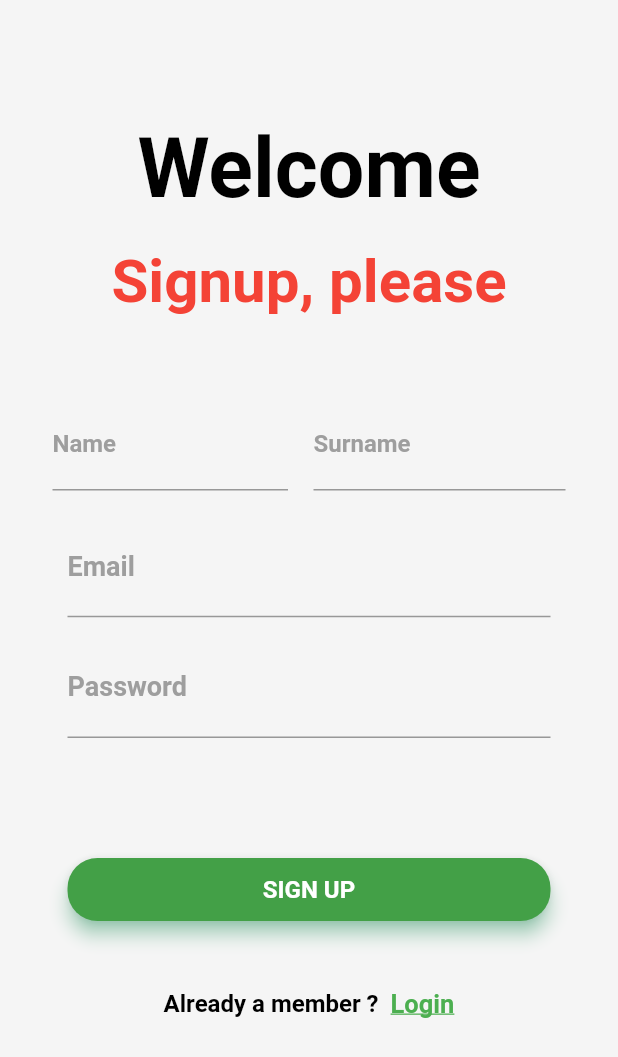
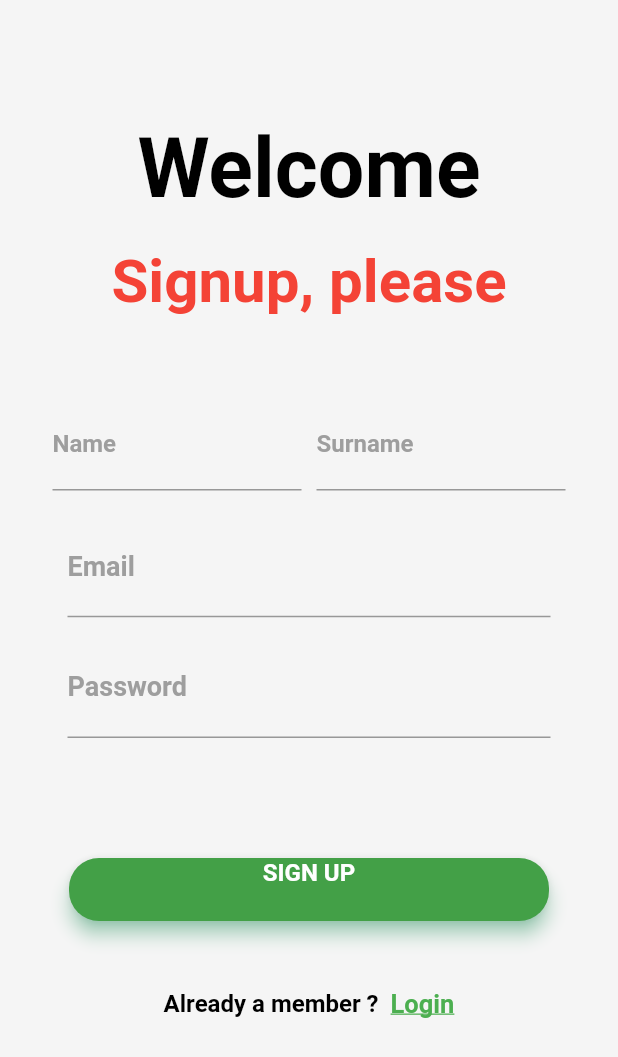
Before and after one commit to Akashsri3bi/ZeroHunger, a Flutter app: the screen it shows after launch, after a tap on "Signup", on a phone screen of 412 x 824 dp. Shown: the top 1057 px of the screen. Run offline on Flutter 3.47's test engine with Material 2 defaults, Android fonts, the phone set to English and light mode, and no system bars; our stand-ins replace cloud_firestore, firebase_auth, firebase_core, font_awesome_flutter, geocoding, geolocator and 3 more; accounts and stored records are empty; network calls fail; Roboto replaces fonts that are missing (Helvetica, Montserrat, cursive).

Commit message:
login signup update
ratio alignment,
loading indicator
button update

```diff
--- a/hunger/lib/screens/login.dart
+++ b/hunger/lib/screens/login.dart
@@ -14,6 +14,7 @@ class _LoginState extends State<Login> {
   final TextEditingController passwordController = TextEditingController();
 
   AuthService authService = AuthService();
+  bool loadingIsVisible = false;
 
   @override
   Widget build(BuildContext context) {
@@ -23,28 +24,36 @@ class _LoginState extends State<Login> {
           children: [
             Container(
               padding: const EdgeInsets.only(top: 80),
-                child: const Center(
+              child: const Flexible(
+                flex: 1,
+                fit: FlexFit.tight,
+                child: Center(
                   child: Text("Welcome",
                       style: TextStyle(
                         fontSize: 55,
                         fontWeight: FontWeight.bold,
-                      )),
-                )),
+                      )
+                  ),
+                ),
+              ),
+            ),
             Container(
               padding: const EdgeInsets.symmetric(
                   vertical: 10,
                   horizontal: 20
               ),
-              child: Stack(
-                children: [
-                  Container(
+              child: Flexible(
+                flex: 1,
+                fit: FlexFit.tight,
+                child: Container(
                   child: const Text("Login, please",
                     style: TextStyle(
                       fontSize: 40,
                       color: Colors.red,
                       fontWeight: FontWeight.bold,
-                          ))),
-                ],
+                    ),
+                  ),
+                ),
               ),
             ),
             Container(
@@ -116,8 +125,11 @@ class _LoginState extends State<Login> {
             ),
             const SizedBox(height: 30.0),
             Container(
-              padding: const EdgeInsetsDirectional.fromSTEB(45, 0, 45, 0),
               height: 42,
+              width: 320,
+              child: Flexible(
+                flex: 1,
+                fit: FlexFit.tight,
                 child: Material(
                   borderRadius: BorderRadius.circular(20),
                   shadowColor: Colors.greenAccent,
@@ -125,15 +137,28 @@ class _LoginState extends State<Login> {
                   elevation: 5,
                   child: GestureDetector(
                     onTap: () async {
-                    await authService.signIn(emailController.text, passwordController.text).then((value)
+                      if (emailController.text != '' &&
+                          passwordController.text != '' )
                       {
+                        setState(() {
+                          loadingIsVisible = true;
+                        });
+                      }
+
+                      await authService.signIn(
+                          emailController.text, passwordController.text).then((value)
+                      {
+                        setState(() {
+                          loadingIsVisible = false;
+                        });
                         return Navigator.push(context, MaterialPageRoute(
                             builder: (context) => Home()));
                       });
                     },
-                  child: const Center(
+                    child: const Expanded(
                       child: Text(
                         'LOGIN',
+                        textAlign: TextAlign.center,
                         style: TextStyle(
                             color: Colors.white,
                             fontSize: 16,
@@ -144,10 +169,14 @@ class _LoginState extends State<Login> {
                   ),
                 ),
               ),
+            ),
             const SizedBox(height: 25),
             Container(
               padding: const EdgeInsetsDirectional.fromSTEB(45, 0, 45, 0),
               height: 42,
+              child: Flexible(
+                flex: 1,
+                fit: FlexFit.tight,
                 child: Container(
                   decoration: BoxDecoration(
                     border: Border.all(
@@ -175,6 +204,7 @@ class _LoginState extends State<Login> {
                         ),
                       ),
                     ],
+                  ),
                 ),
               ),
             ),
@@ -210,6 +240,19 @@ class _LoginState extends State<Login> {
                     )),
               ],
             ),
+            const SizedBox(
+              height: 20,
+            ),
+            SizedBox(
+              height: 50,
+              width: 50,
+              child: Visibility(
+                visible: loadingIsVisible,
+                child: const CircularProgressIndicator(
+                  strokeWidth: 7,
+                ),
+              ),
+            ),
           ],
         ),
       ),
--- a/hunger/lib/screens/signup.dart
+++ b/hunger/lib/screens/signup.dart
@@ -1,5 +1,6 @@
 import 'package:flutter/cupertino.dart';
 import 'package:flutter/material.dart';
+import 'package:flutter/widgets.dart';
 import 'package:hunger/screens/login.dart';
 import 'package:hunger/service/auth.dart';
 import 'package:hunger/screens/home.dart';
@@ -17,21 +18,27 @@ class _SignupState extends State<Signup> {
   final TextEditingController passwordController = TextEditingController();
 
   AuthService authService = AuthService();
+  bool loadingIsVisible = false;
 
   @override
   Widget build(BuildContext context) {
     return Scaffold(
       body: SingleChildScrollView(
         child: Column(
-                children: [
+          children: <Widget> [
             Container(
               padding: const EdgeInsets.only(top: 80),
-                      child: const Center(
+              child: const Flexible(
+                flex: 1,
+                fit: FlexFit.tight,
+                child: Center(
                   child: Text("Welcome",
                     style: TextStyle(
                       fontSize: 55,
                       fontWeight: FontWeight.bold,
-                            ),),
+                    ),
+                  ),
+                ),
               ),
             ),
             Container(
@@ -39,7 +46,10 @@ class _SignupState extends State<Signup> {
                   vertical: 20,
                   horizontal: 50,
               ),
-                    child: const Center(
+              child: const Flexible(
+                flex: 1,
+                fit: FlexFit.tight,
+                child: Center(
                   child: Text("Signup, please",
                     style: TextStyle(
                       fontSize: 40,
@@ -49,14 +59,15 @@ class _SignupState extends State<Signup> {
                   ),
                 ),
               ),
+            ),
             Container(
               padding: const EdgeInsetsDirectional.fromSTEB( 35,35,35,10 ),
               child: Row(
                 mainAxisAlignment: MainAxisAlignment.spaceBetween,
                 children: <Widget>[
-                        Container(
-                          child: SizedBox(
-                            width: 157,
+                  Flexible(
+                    flex: 1,
+                    fit: FlexFit.tight,
                     child: TextField(
                       controller: nameController,
                       style: const TextStyle(
@@ -75,14 +86,15 @@ class _SignupState extends State<Signup> {
                             color: Colors.green,
                           ),
                         ),
-                            ),),
                       ),
                     ),
-
-                        Container(
-                          //padding: EdgeInsetsDirectional.fromSTEB(10, 10, 10, 10),
-                          child: SizedBox(
-                            width: 168,
+                  ),
+                  const SizedBox(
+                    width: 10,
+                  ),
+                  Flexible(
+                    flex: 1,
+                    fit: FlexFit.loose,
                     child: TextField(
                       controller: surnameController,
                       style: const TextStyle(
@@ -104,15 +116,15 @@ class _SignupState extends State<Signup> {
                       ),
                     ),
                   ),
-                        ),
                 ],
               ),
             ),
-                  Container(
+            Container( // email
               padding: const EdgeInsetsDirectional.fromSTEB(45, 10, 45, 15),
-                    child: Column(
-                      children: <Widget>[
-                        TextField(
+              child: Flexible(
+                flex: 1,
+                fit: FlexFit.tight,
+                child: TextField(
                   controller: emailController,
                   style: const TextStyle(
                       fontSize: 20,
@@ -133,14 +145,14 @@ class _SignupState extends State<Signup> {
                     ),
                   ),
                 ),
-                      ],
               ),
             ),
-                  Container(
+            Container( // password
               padding: const EdgeInsetsDirectional.fromSTEB(45, 0, 45, 80),
-                    child: Column(
-                      children: <Widget>[
-                        TextField(
+              child: Flexible(
+                fit: FlexFit.tight,
+                flex: 1,
+                child: TextField(
                   controller: passwordController,
                   style: const TextStyle(fontSize: 21, fontFamily: 'helvetica'),
                   decoration: const InputDecoration(
@@ -158,12 +170,14 @@ class _SignupState extends State<Signup> {
                   ),
                   obscureText: true,
                 ),
-                      ],
               ),
             ),
             Container(
-                    padding: const EdgeInsetsDirectional.fromSTEB(45, 0, 45, 0),
               height: 42,
+              width:320,
+              child: Flexible(
+                flex: 1,
+                fit: FlexFit.tight,
                 child: Material(
                   borderRadius: BorderRadius.circular(20),
                   shadowColor: Colors.greenAccent,
@@ -171,26 +185,39 @@ class _SignupState extends State<Signup> {
                   elevation: 5,
                   child: GestureDetector(
                     onTap: () {
-                          authService
-                              .register(
+                      if( emailController.text != '' &&
+                          surnameController.text != '' &&
+                          nameController.text != '' &&
+                          passwordController.text != '' )
+                      {
+                        setState(() {
+                          loadingIsVisible = true;
+                        });
+                      }
+                      authService.register(
                           nameController.text,
                           surnameController.text,
                           emailController.text,
-                              passwordController.text).then((value) {
+                          passwordController.text).then((value)
+                      {
+                        setState(() {
+                          loadingIsVisible = false;
+                        });
                         return Navigator.push(
                             context,
-                                MaterialPageRoute(
-                                    builder: (context) => Home()));
+                            MaterialPageRoute(builder: (context) => Home()));
                       });
                     },
-                        child: const Center(
+                    child: const Expanded(
                       child: Text(
                         'SIGN UP',
+                        textAlign: TextAlign.center,
                         style: TextStyle(
                             color: Colors.white,
                             fontSize: 16,
                             fontWeight: FontWeight.bold,
                             fontFamily: 'Helvetica'),
+                      ),
                     ),
                   ),
                 ),
@@ -227,6 +254,19 @@ class _SignupState extends State<Signup> {
                     )),
               ],
             ),
+            const SizedBox(
+              height: 15,
+            ),
+            SizedBox(
+              height: 50,
+              width: 50,
+              child: Visibility(
+                visible: loadingIsVisible,
+                child: const CircularProgressIndicator(
+                  strokeWidth: 7,
+                ),
+              ),
+            ),
           ]
         )
       )
--- a/hunger/lib/service/auth.dart
+++ b/hunger/lib/service/auth.dart
@@ -11,6 +11,7 @@ class AuthService{
 
   Future<User?> signIn(String email, String password) async{
     var user = await auth.signInWithEmailAndPassword(email: email, password: password);
+    getData();
     return user.user;
   }
   signOut() async{
@@ -27,9 +28,12 @@ class AuthService{
       'Surname': surname,
       'Email': email,
         });
-    userName = name;
-    userSurname = surname;
+    getData();
     return user.user;
   }
-
+  getData() async{
+    var user = auth.currentUser;
+    //userName = firestore.collection('Person').where(FieldPath.documentId, isEqualTo: user?.uid).get().toString();
+    //userSurname = firestore.collection('Person').where(FieldPath.documentId, isEqualTo: user?.uid).get().toString();
+  }
 }
--- a/hunger/pubspec.yaml
+++ b/hunger/pubspec.yaml
@@ -29,7 +29,6 @@ environment:
 dependencies:
   flutter:
     sdk: flutter
-  url_launcher: ^6.0.17
 
   # The following adds the Cupertino Icons font to your application.
   # Use with the CupertinoIcons class for iOS style icons.
@@ -47,6 +46,7 @@ dependencies:
   permission_handler: ^8.3.0
   geocoding: ^2.0.2
   url_launcher: ^6.0.20
+  flutter_signin_button: ^2.0.0
 
 dev_dependencies:
   flutter_test:
```
Also changed, not shown: hunger/pubspec.lock, 1 other file. Lines whose indentation alone changed are shown as unchanged.
